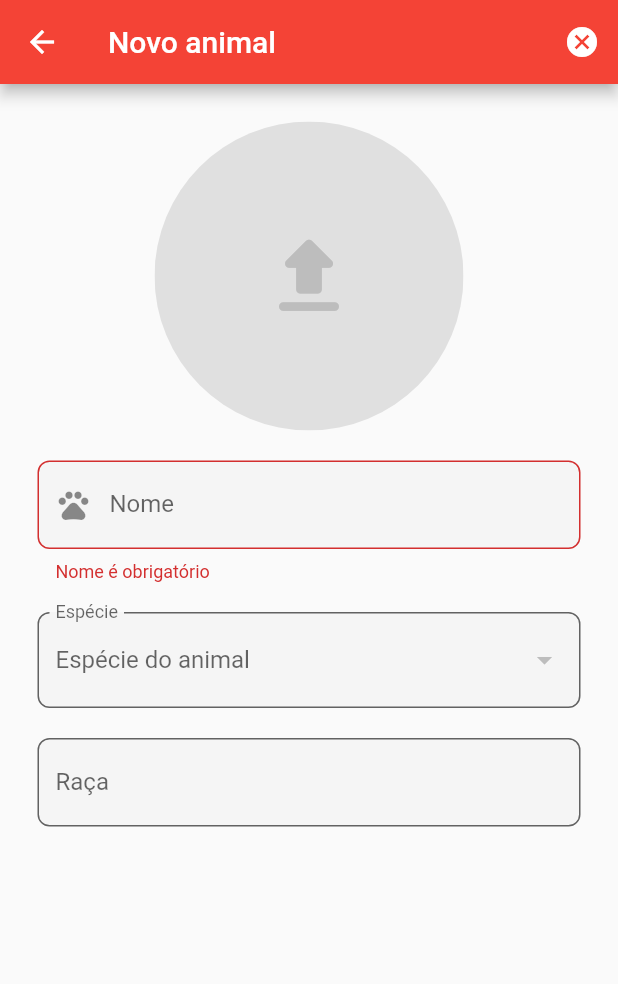
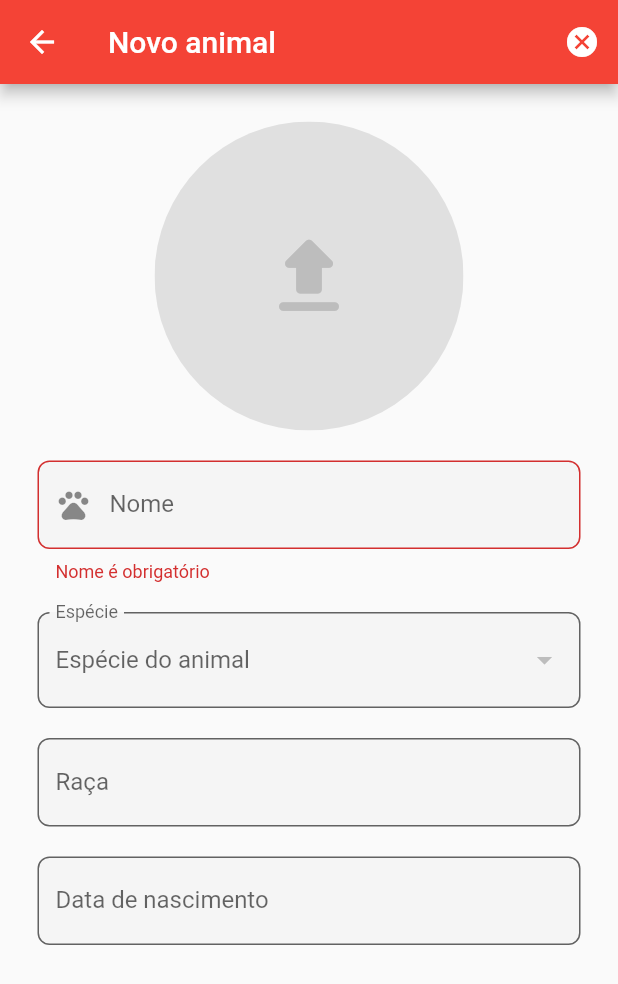
Before and after one commit to naaando/pets, a Flutter app: the PetPage screen opened by its route, on a phone screen of 412 x 824 dp. Shown: the top 984 px of the screen. Run offline on Flutter 3.47's test engine with Material 2 defaults, Android fonts, the phone set to English and light mode, and no system bars; our stand-ins replace adaptive_theme, flutter_hooks, flutter_riverpod, google_sign_in, hooks_riverpod, image_picker; network calls fail.

Commit message:
Use flutter hooks to controll birth date controller

```diff
--- a/pets/lib/pages/pet.dart
+++ b/pets/lib/pages/pet.dart
@@ -1,12 +1,14 @@
 import 'package:flutter/material.dart';
-import 'package:flutter_riverpod/flutter_riverpod.dart';
+import 'package:flutter_hooks/flutter_hooks.dart';
+import 'package:hooks_riverpod/hooks_riverpod.dart';
 import 'package:image_picker/image_picker.dart';
 import 'package:pets/models/pet.dart';
 import 'package:pets/models/specie.dart';
 import 'package:pets/provider/pet_provider.dart';
 import 'package:pets/provider/specie_provider.dart';
+import 'package:intl/intl.dart';
 
-class PetPage extends ConsumerWidget {
+class PetPage extends HookConsumerWidget {
   static const String routeName = '/pet';
 
   const PetPage({super.key});
@@ -77,6 +79,11 @@ class PetPage extends ConsumerWidget {
     Map<String, Specie> species =
         ref.watch(speciesProvider).asData?.value ?? <String, Specie>{};
 
+    final nascimentoController = useTextEditingController(
+        text: pet.nascimento != null
+            ? DateFormat().format(DateTime.tryParse(pet.nascimento as String)!)
+            : null);
+
     return SingleChildScrollView(
         child: Form(
             key: formKey,
@@ -128,6 +135,33 @@ class PetPage extends ConsumerWidget {
                     ),
                     onSaved: (newValue) => pet.raca = newValue!,
                   ),
+                  const SizedBox(height: 20),
+                  TextFormField(
+                      controller: nascimentoController,
+                      decoration: const InputDecoration(
+                        hintText: 'Data de nascimento',
+                        labelText: 'Data de nascimento',
+                      ),
+                      readOnly: true,
+                      onSaved: (newValue) {
+                        if (newValue != null) {
+                          pet.nascimento =
+                              DateTime.tryParse(newValue)!.toIso8601String();
+                        }
+                      },
+                      onTap: () async {
+                        var date = await showDatePicker(
+                          context: context,
+                          initialDate: DateTime.now(),
+                          firstDate: DateTime(1900),
+                          lastDate: DateTime.now(),
+                        );
+
+                        if (date != null) {
+                          pet.nascimento = date.toIso8601String();
+                          nascimentoController.text = DateFormat().format(date);
+                        }
+                      }),
                 ],
               ),
             )));
--- a/pets/pubspec.yaml
+++ b/pets/pubspec.yaml
@@ -37,9 +37,11 @@ dependencies:
   cupertino_icons: ^1.0.2
   http: ^0.13.6
   google_sign_in: ^6.1.2
-  flutter_riverpod: ^2.3.6
   adaptive_theme: ^3.2.1
   image_picker: ^0.8.7+5
+  flutter_hooks: ^0.18.6
+  hooks_riverpod: ^2.3.6
+  intl: ^0.18.1
 
 dev_dependencies:
   flutter_test:
```
Also changed, not shown: pets/pubspec.lock.
